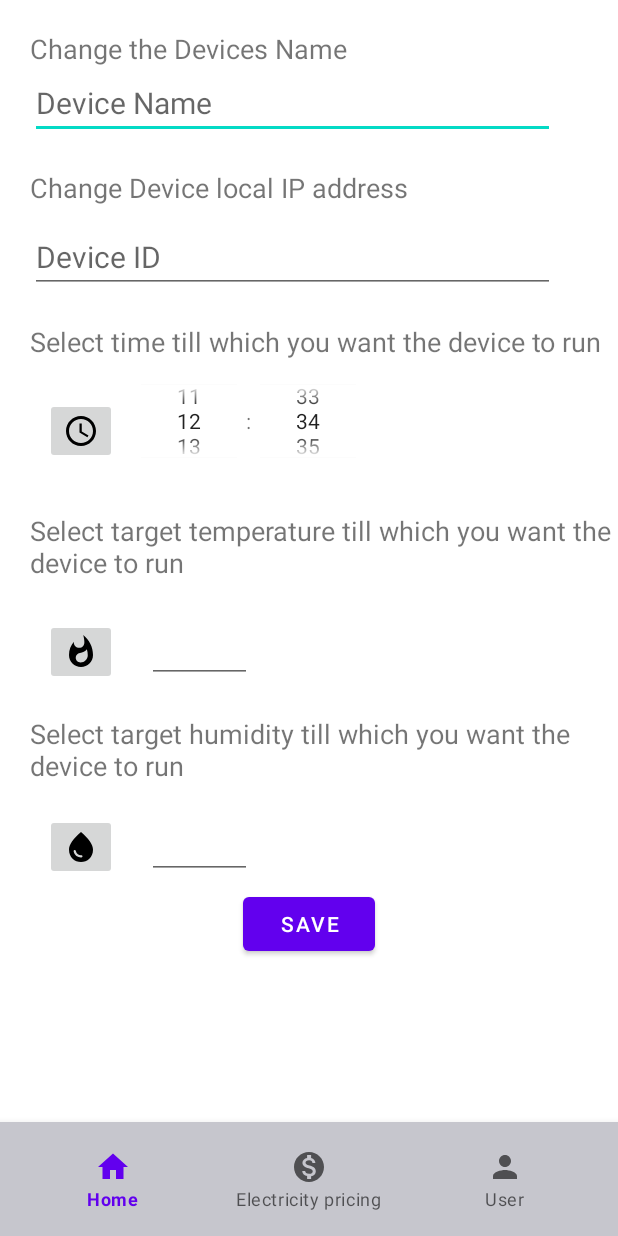
After one commit to Karlis-Zakis-KZ/Kval_Work, an Android app: the ConfigureDevice screen opened directly, with no data from a screen before it, on a phone screen of 412 x 824 dp. The commit adds this screen. Run offline under Robolectric (Android 15) with nearby library versions, the phone set to English and light mode, and no system bars.

Commit message:
Bug fixing and Device configuration

```diff
--- a/SmartHomeAppV3/app/build.gradle
+++ b/SmartHomeAppV3/app/build.gradle
@@ -38,7 +38,7 @@ android {
 }
 
 dependencies {
-
+    implementation 'com.github.stealthcopter:AndroidNetworkTools:0.4.5.3'
     implementation 'androidx.core:core-ktx:1.9.0'
     implementation 'androidx.appcompat:appcompat:1.5.1'
     implementation 'com.google.android.material:material:1.7.0'
--- /dev/null
+++ b/SmartHomeAppV3/app/src/main/java/com/example/smarthomeappv3/ConfigureDevice.kt
@@ -0,0 +1,16 @@
+package com.example.smarthomeappv3
+
+import androidx.appcompat.app.AppCompatActivity
+import android.os.Bundle
+import android.widget.TimePicker
+
+class ConfigureDevice : AppCompatActivity() {
+    override fun onCreate(savedInstanceState: Bundle?) {
+        super.onCreate(savedInstanceState)
+        setContentView(R.layout.activity_configure_device)
+
+        val simpleTimePicker: TimePicker = findViewById(R.id.timePicker1)
+        simpleTimePicker.setIs24HourView(true)
+
+    }
+}
--- a/SmartHomeAppV3/app/src/main/java/com/example/smarthomeappv3/PricingActivity.kt
+++ b/SmartHomeAppV3/app/src/main/java/com/example/smarthomeappv3/PricingActivity.kt
@@ -65,7 +65,6 @@ class PricingActivity : AppCompatActivity() {
 
     }
 
-    @RequiresApi(Build.VERSION_CODES.O)
     private fun getUserData() {
 
         dbref = FirebaseDatabase.getInstance().getReference("/Eletricity Prices/"+ current)
@@ -130,7 +129,6 @@ class PricingActivity : AppCompatActivity() {
 
         barChart.invalidate()
 
-
     }
 
     private fun getBarChartData() {
--- /dev/null
+++ b/SmartHomeAppV3/app/src/main/res/drawable/ic_baseline_access_time_24.xml
@@ -0,0 +1,6 @@
+<vector android:height="24dp" android:tint="#000000"
+    android:viewportHeight="24" android:viewportWidth="24"
+    android:width="24dp" xmlns:android="http://schemas.android.com/apk/res/android">
+    <path android:fillColor="@android:color/white" android:pathData="M11.99,2C6.47,2 2,6.48 2,12s4.47,10 9.99,10C17.52,22 22,17.52 22,12S17.52,2 11.99,2zM12,20c-4.42,0 -8,-3.58 -8,-8s3.58,-8 8,-8 8,3.58 8,8 -3.58,8 -8,8z"/>
+    <path android:fillColor="@android:color/white" android:pathData="M12.5,7H11v6l5.25,3.15 0.75,-1.23 -4.5,-2.67z"/>
+</vector>
--- /dev/null
+++ b/SmartHomeAppV3/app/src/main/res/drawable/ic_baseline_delete_forever_24.xml
@@ -0,0 +1,5 @@
+<vector android:height="24dp" android:tint="#000000"
+    android:viewportHeight="24" android:viewportWidth="24"
+    android:width="24dp" xmlns:android="http://schemas.android.com/apk/res/android">
+    <path android:fillColor="@android:color/white" android:pathData="M6,19c0,1.1 0.9,2 2,2h8c1.1,0 2,-0.9 2,-2L18,7L6,7v12zM8.46,11.88l1.41,-1.41L12,12.59l2.12,-2.12 1.41,1.41L13.41,14l2.12,2.12 -1.41,1.41L12,15.41l-2.12,2.12 -1.41,-1.41L10.59,14l-2.13,-2.12zM15.5,4l-1,-1h-5l-1,1L5,4v2h14L19,4z"/>
+</vector>
--- /dev/null
+++ b/SmartHomeAppV3/app/src/main/res/drawable/ic_baseline_edit_24.xml
@@ -0,0 +1,5 @@
+<vector android:height="24dp" android:tint="#000000"
+    android:viewportHeight="24" android:viewportWidth="24"
+    android:width="24dp" xmlns:android="http://schemas.android.com/apk/res/android">
+    <path android:fillColor="@android:color/white" android:pathData="M3,17.25V21h3.75L17.81,9.94l-3.75,-3.75L3,17.25zM20.71,7.04c0.39,-0.39 0.39,-1.02 0,-1.41l-2.34,-2.34c-0.39,-0.39 -1.02,-0.39 -1.41,0l-1.83,1.83 3.75,3.75 1.83,-1.83z"/>
+</vector>
--- /dev/null
+++ b/SmartHomeAppV3/app/src/main/res/drawable/ic_baseline_water_drop_24.xml
@@ -0,0 +1,5 @@
+<vector android:height="24dp" android:tint="#000000"
+    android:viewportHeight="24" android:viewportWidth="24"
+    android:width="24dp" xmlns:android="http://schemas.android.com/apk/res/android">
+    <path android:fillColor="@android:color/white" android:pathData="M12,2c-5.33,4.55 -8,8.48 -8,11.8c0,4.98 3.8,8.2 8,8.2s8,-3.22 8,-8.2C20,10.48 17.33,6.55 12,2zM7.83,14c0.37,0 0.67,0.26 0.74,0.62c0.41,2.22 2.28,2.98 3.64,2.87c0.43,-0.02 0.79,0.32 0.79,0.75c0,0.4 -0.32,0.73 -0.72,0.75c-2.13,0.13 -4.62,-1.09 -5.19,-4.12C7.01,14.42 7.37,14 7.83,14z"/>
+</vector>
--- /dev/null
+++ b/SmartHomeAppV3/app/src/main/res/drawable/ic_baseline_whatshot_24.xml
@@ -0,0 +1,5 @@
+<vector android:height="24dp" android:tint="#000000"
+    android:viewportHeight="24" android:viewportWidth="24"
+    android:width="24dp" xmlns:android="http://schemas.android.com/apk/res/android">
+    <path android:fillColor="@android:color/white" android:pathData="M13.5,0.67s0.74,2.65 0.74,4.8c0,2.06 -1.35,3.73 -3.41,3.73 -2.07,0 -3.63,-1.67 -3.63,-3.73l0.03,-0.36C5.21,7.51 4,10.62 4,14c0,4.42 3.58,8 8,8s8,-3.58 8,-8C20,8.61 17.41,3.8 13.5,0.67zM11.71,19c-1.78,0 -3.22,-1.4 -3.22,-3.14 0,-1.62 1.05,-2.76 2.81,-3.12 1.77,-0.36 3.6,-1.21 4.62,-2.58 0.39,1.29 0.59,2.65 0.59,4.04 0,2.65 -2.15,4.8 -4.8,4.8z"/>
+</vector>
--- a/SmartHomeAppV3/app/src/main/res/layout/activity_add_device.xml
+++ b/SmartHomeAppV3/app/src/main/res/layout/activity_add_device.xml
@@ -80,6 +80,8 @@
         android:layout_marginTop="50dp"
         android:text="Save"/>
 
+
+
     <com.google.android.material.bottomnavigation.BottomNavigationView
         android:id="@+id/bottomNavigationBar"
         android:layout_width="match_parent"
--- /dev/null
+++ b/SmartHomeAppV3/app/src/main/res/layout/activity_configure_device.xml
@@ -0,0 +1,186 @@
+<?xml version="1.0" encoding="utf-8"?>
+<RelativeLayout xmlns:android="http://schemas.android.com/apk/res/android"
+xmlns:app="http://schemas.android.com/apk/res-auto"
+xmlns:tools="http://schemas.android.com/tools"
+android:layout_width="match_parent"
+android:layout_height="match_parent"
+tools:context=".ConfigureDevice">
+
+
+    <TextView
+        android:id="@+id/textForDeviceName"
+        android:layout_width="wrap_content"
+        android:layout_height="wrap_content"
+        android:text="Change the Devices Name"
+        android:layout_marginTop="20dp"
+        android:layout_marginLeft="20dp"
+        android:textSize="18sp"/>
+
+    <EditText
+        android:id="@+id/inputDeviceName"
+        android:layout_width="wrap_content"
+        android:layout_height="wrap_content"
+        android:ems="15"
+        android:inputType="textPersonName"
+        android:hint="Device Name"
+        android:layout_below="@+id/textForDeviceName"
+        android:layout_marginStart="20dp"
+        android:layout_marginBottom="10dp"
+        android:textSize="20sp"/>
+
+
+    <TextView
+        android:id="@+id/textForDeviceIP"
+        android:layout_width="wrap_content"
+        android:layout_height="wrap_content"
+        android:layout_below="@+id/inputDeviceName"
+        android:text="Change Device local IP address"
+        android:layout_marginTop="10dp"
+        android:layout_marginStart="20dp"
+        android:textSize="18sp" />
+
+    <EditText
+        android:id="@+id/inputDeviceIP"
+        android:layout_width="wrap_content"
+        android:layout_height="wrap_content"
+        android:ems="15"
+        android:inputType="textPersonName"
+        android:hint="Device ID"
+        android:layout_marginTop="10dp"
+        android:layout_marginStart="20dp"
+        android:textSize="20sp"
+        android:layout_below="@+id/textForDeviceIP"/>
+
+    <TextView
+        android:id="@+id/textForDeviceTime"
+        android:layout_width="wrap_content"
+        android:layout_height="wrap_content"
+        android:layout_below="@+id/inputDeviceIP"
+        android:text="Select time till which you want the device to run"
+        android:layout_marginTop="20dp"
+        android:layout_marginStart="20dp"
+        android:textSize="18sp" />
+
+    <LinearLayout
+        android:layout_width="wrap_content"
+        android:layout_height="wrap_content"
+        android:layout_gravity="center_vertical"
+        android:layout_below="@+id/textForDeviceTime"
+        android:id="@+id/timeBox"
+        android:layout_marginLeft="30dp"
+        android:orientation="horizontal">
+
+        <ImageButton
+            android:id="@+id/timeSelect"
+            android:layout_width="wrap_content"
+            android:layout_height="wrap_content"
+            android:layout_marginTop="25dp"
+            android:src="@drawable/ic_baseline_access_time_24" />
+
+        <TimePicker
+            android:id="@+id/timePicker1"
+            android:layout_width="175dp"
+            android:layout_height="81dp"
+            android:timePickerMode="spinner" />
+    </LinearLayout>
+
+    <TextView
+        android:id="@+id/textForDeviceTemp"
+        android:layout_width="wrap_content"
+        android:layout_height="wrap_content"
+        android:layout_below="@+id/timeBox"
+        android:text="Select target temperature till which you want the device to run"
+        android:layout_marginTop="20dp"
+        android:layout_marginStart="20dp"
+        android:textSize="18sp" />
+
+    <LinearLayout
+        android:layout_width="wrap_content"
+        android:layout_height="wrap_content"
+        android:layout_gravity="center_vertical"
+        android:layout_below="@+id/textForDeviceTemp"
+        android:id="@+id/tempBox"
+        android:layout_marginLeft="30dp"
+        android:orientation="horizontal">
+
+        <ImageButton
+            android:id="@+id/tempSelect"
+            android:layout_width="wrap_content"
+            android:layout_height="wrap_content"
+            android:layout_marginTop="25dp"
+            android:src="@drawable/ic_baseline_whatshot_24" />
+
+        <EditText
+            android:id="@+id/inputTargetTemp"
+            android:layout_width="70dp"
+            android:layout_height="wrap_content"
+            android:layout_marginLeft="20dp"
+            android:layout_marginTop="20dp"
+            android:ems="15"
+            android:inputType="textPersonName"
+            android:textSize="20sp" />
+
+    </LinearLayout>
+
+    <TextView
+        android:id="@+id/textForDeviceHumid"
+        android:layout_width="wrap_content"
+        android:layout_height="wrap_content"
+        android:layout_below="@+id/tempBox"
+        android:text="Select target humidity till which you want the device to run"
+        android:layout_marginTop="20dp"
+        android:layout_marginStart="20dp"
+        android:textSize="18sp" />
+
+    <LinearLayout
+        android:layout_width="wrap_content"
+        android:layout_height="wrap_content"
+        android:layout_gravity="center_vertical"
+        android:layout_below="@+id/textForDeviceHumid"
+        android:id="@+id/humidBox"
+        android:layout_marginLeft="30dp"
+        android:orientation="horizontal">
+
+        <ImageButton
+            android:id="@+id/humidSelect"
+            android:layout_width="wrap_content"
+            android:layout_height="wrap_content"
+            android:layout_marginTop="20dp"
+            android:src="@drawable/ic_baseline_water_drop_24" />
+
+        <EditText
+            android:id="@+id/inputTargetHumid"
+            android:layout_width="70dp"
+            android:layout_height="wrap_content"
+            android:layout_marginLeft="20dp"
+            android:layout_marginTop="15dp"
+            android:ems="15"
+            android:inputType="textPersonName"
+            android:textSize="20sp" />
+
+
+    </LinearLayout>
+
+    <Button
+        android:id="@+id/saveDeviceInfo"
+        android:layout_width="wrap_content"
+        android:layout_height="wrap_content"
+        android:layout_below="@+id/humidBox"
+        android:layout_marginTop="5dp"
+        android:layout_centerHorizontal="true"
+        android:text="Save"/>
+
+    <com.google.android.material.bottomnavigation.BottomNavigationView
+        android:id="@+id/bottomNavigationBar"
+        android:layout_width="match_parent"
+        android:layout_height="wrap_content"
+        android:layout_alignParentBottom="true"
+        android:background="@color/material_dynamic_neutral80"
+        android:padding="10dp"
+        app:layout_constraintBottom_toBottomOf="parent"
+        app:menu="@menu/bottom_nav">
+
+</com.google.android.material.bottomnavigation.BottomNavigationView>
+
+
+</RelativeLayout>
```
Also changed, not shown: SmartHomeAppV3/app/src/main/AndroidManifest.xml (+9 -2 lines), SmartHomeAppV3/app/src/main/java/com/example/smarthomeappv3/AddDevice.kt (+4 -5 lines), SmartHomeAppV3/app/src/main/java/com/example/smarthomeappv3/MyAdapter.kt (+31 -2 lines), SmartHomeAppV3/app/src/main/res/layout/activity_main.xml (+28 -7 lines), SmartHomeAppV3/app/src/main/res/layout/device_item.xml (+21 -0 lines).
